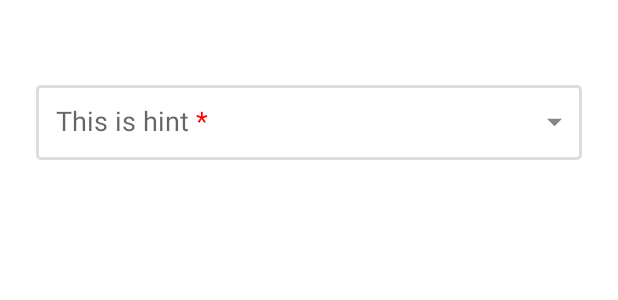
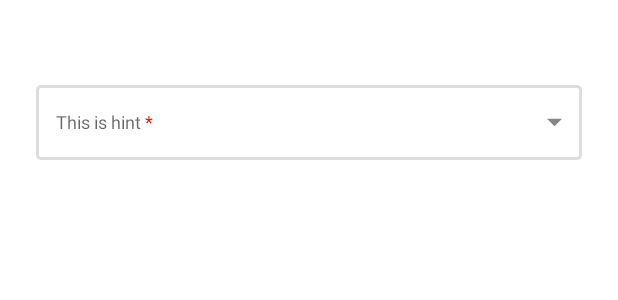
Before and after one commit to arifz-xyz/material-spinner, an Android app: the layout activity_demo.xml on its own in the app's theme, with its tools: preview values and no code run, on a phone screen of 412 x 824 dp. Shown: the part 500-800 px from the top of the screen. Run offline under Robolectric (Android 15) with nearby library versions, the phone set to English and light mode, and no system bars.

Commit message:
add searchable flag

```diff
--- a/demo/src/main/java/xyz/arifz/demo/DemoActivity.kt
+++ b/demo/src/main/java/xyz/arifz/demo/DemoActivity.kt
@@ -26,7 +26,7 @@ class DemoActivity : AppCompatActivity() {
         binding.spn.apply {
             setBoxWidth(1)
             setHintFontFamily(R.font.poppins)
-            setTextSize(12f)
+            setFontSize(12f)
             setTextColor("#FF0000")
             setTextFontFamily(R.font.poppins)
         }
--- a/demo/src/main/res/layout/activity_demo.xml
+++ b/demo/src/main/res/layout/activity_demo.xml
@@ -11,9 +11,10 @@
         android:id="@+id/spn"
         android:layout_width="0dp"
         android:layout_height="wrap_content"
+        app:fontSize="12"
         app:hint="This is hint"
         app:isRequired="true"
-        app:textSize="12sp"
+        app:isSearchable="true"
         app:layout_constraintBottom_toBottomOf="parent"
         app:layout_constraintEnd_toEndOf="parent"
         app:layout_constraintStart_toStartOf="parent"
--- a/materialspinner/src/main/res/values/attrs.xml
+++ b/materialspinner/src/main/res/values/attrs.xml
@@ -5,6 +5,7 @@
         <attr name="isRequired" format="boolean" />
         <attr name="isEnabled" format="boolean" />
         <attr name="isReadOnly" format="boolean" />
+        <attr name="isSearchable" format="boolean" />
         <attr name="hint" format="string" />
         <attr name="radius" format="float" />
         <attr name="fontSize" format="float" />
--- a/settings.gradle
+++ b/settings.gradle
@@ -6,5 +6,5 @@ dependencyResolutionManagement {
     }
 }
 rootProject.name = "MaterialSpinner"
-//include ':demo'
+include ':demo'
 include ':materialspinner'
```
Also changed, not shown: materialspinner/src/main/java/xyz/arifz/materialspinner/MaterialSpinner.kt (+19 -8 lines).
